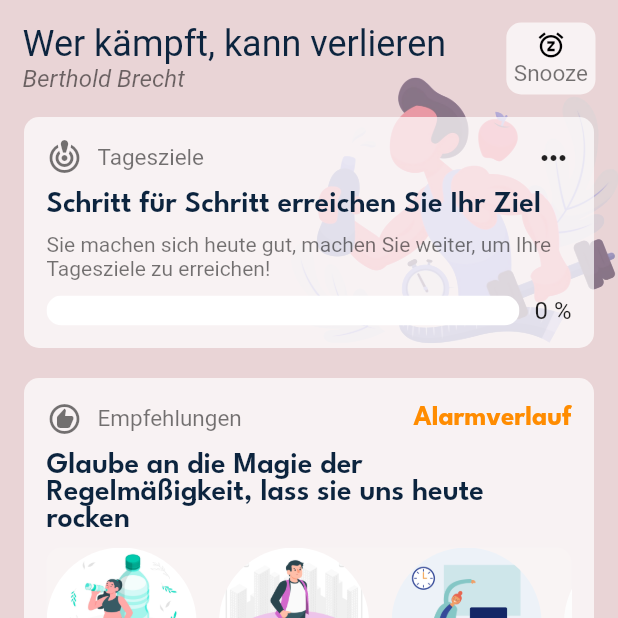
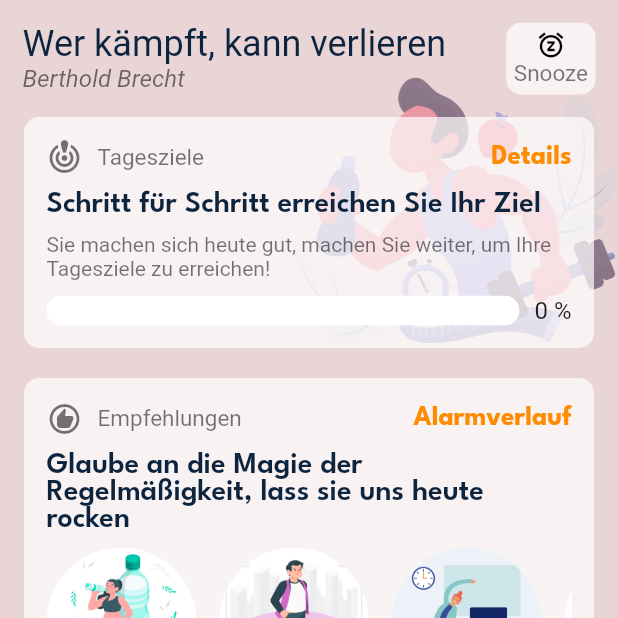
Before and after one commit to sourav-bh/carda-fit, a Flutter app: the HomePage screen opened by its route, on a phone screen of 412 x 824 dp, the top half of it. Run offline on Flutter 3.47's test engine with Material 2 defaults, Android fonts, the phone set to English and light mode, and no system bars; our stand-ins replace cached_network_image, firebase_core, firebase_messaging, flutter_local_notifications, flutter_svg, flutter_tts and 6 more; missing offline and left inert: any_link_preview, dart:ffi, excel, gradient_slide_to_act, random_avatar; accounts and stored records are empty; Roboto replaces fonts that are missing (NotoSans).

Commit message:
Add TTS and update some UI

```diff
--- a/lib/util/app_constant.dart
+++ b/lib/util/app_constant.dart
@@ -7,8 +7,7 @@ class AppConstant {
   static const productionBuild = false;
   // static const baseURL = "http://10.0.2.2:8075"; // local
   static const baseURL = "https://kontikat.de/cardafit"; // live
-  static const teamNameForCustomBuild =
-      'test'; // bgf-internal, unisiegen-thesis, dokuworks-company1, maipham-mai
+  static const teamNameForCustomBuild = 'bgf'; // bgf-internal, unisiegen-thesis, dokuworks-company1, maipham-mai
 
   static const waterTaskValue = 1;
   static const exerciseTaskValue = 3;
--- a/lib/view/alert_history_page.dart
+++ b/lib/view/alert_history_page.dart
@@ -146,7 +146,7 @@ class _AlertHistoryPageState extends State<AlertHistoryPage> {
                 ),
                 trailing: _getStatusIcon(historyItem.taskStatus),
                 onTap: () {
-                    if (historyItem.taskStatus == TaskStatus.snoozed ?? historyItem.taskStatus == TaskStatus.pending) {
+                    if (historyItem.taskStatus == TaskStatus.snoozed && historyItem.taskStatus == TaskStatus.pending) {
                       TaskAlertPageData alertPageData = TaskAlertPageData(viewMode: 0, taskType: historyItem.taskType.index);
                         Navigator.pushNamed(context, taskAlertRoute, arguments: alertPageData);
                  }
--- a/lib/view/home_page.dart
+++ b/lib/view/home_page.dart
@@ -1,3 +1,4 @@
+import 'dart:io';
 import 'dart:math';
 
 import 'package:app/app.dart';
@@ -10,6 +11,7 @@ import 'package:app/util/data_loader.dart';
 import 'package:app/util/shared_preference.dart';
 import 'package:app/view/task_alert_page.dart';
 import 'package:flutter/material.dart';
+import 'package:flutter_tts/flutter_tts.dart';
 
 import '../model/user_info.dart';
 
@@ -287,7 +289,18 @@ class _HomePageState extends State<HomePage> {
                               onTap: () {
                                 widget.onTabSwitch?.call(1);
                               },
-                              child: const Icon(Icons.more_horiz)),
+                              child: Text(
+                                "Details",
+                                style: Theme.of(context)
+                                    .textTheme
+                                    .titleLarge
+                                    ?.copyWith(
+                                  color: AppColor.orange,
+                                  fontSize: 18,
+                                  fontStyle: FontStyle.normal,
+                                ),
+                              )
+                          ),
                         ],
                       ),
                       const SizedBox(
@@ -370,7 +383,8 @@ class _HomePageState extends State<HomePage> {
                                       fontSize: 18,
                                       fontStyle: FontStyle.normal,
                                     ),
-                              )),
+                              )
+                          ),
                         ],
                       ),
                       const SizedBox(
--- a/pubspec.yaml
+++ b/pubspec.yaml
@@ -15,7 +15,7 @@ publish_to: 'none' # Remove this line if you wish to publish to pub.dev
 # In iOS, build-name is used as CFBundleShortVersionString while build-number used as CFBundleVersion.
 # Read more about iOS versioning at
 # https://developer.apple.com/library/archive/documentation/General/Reference/InfoPlistKeyReference/Articles/CoreFoundationKeys.html
-version: 3.0.2
+version: 1.0.8
 
 environment:
   sdk: '>=2.17.1 <3.0.0'
@@ -58,6 +58,7 @@ dependencies:
   multi_select_flutter: ^4.1.3
   file: ^6.1.4
   flutter_svg: ^2.0.7
+  flutter_tts: ^3.8.3
 
 dev_dependencies:
   flutter_test:
```
Also changed, not shown: lib/view/splash_page.dart (+7 -7 lines), lib/view/task_alert_page.dart (+93 -12 lines), pubspec.lock, 2 other files.
